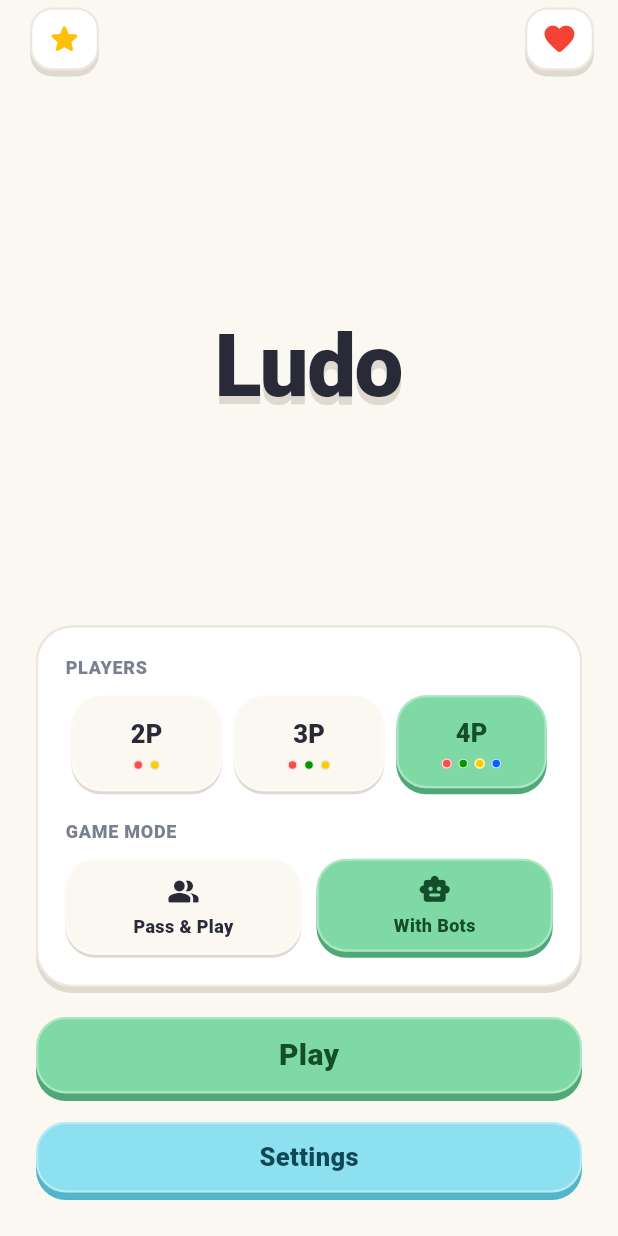
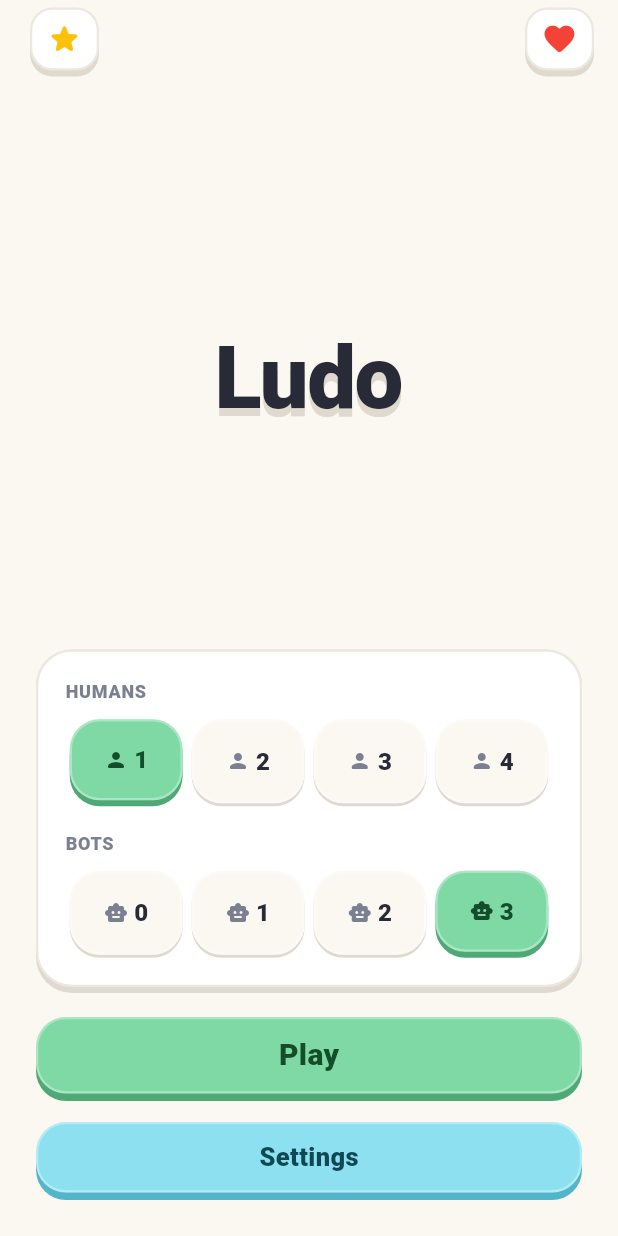
Before and after one commit to sidhant947/Ludo, a Flutter app: the screen it shows after launch, on a phone screen of 412 x 824 dp. Run offline on Flutter 3.47's test engine with Material 3 defaults, Android fonts, the phone set to English and light mode, and no system bars; our stand-ins replace shared_preferences.

Commit message:
Update V1.0.1 , Added #3

```diff
--- a/lib/logic/ludo_game_controller.dart
+++ b/lib/logic/ludo_game_controller.dart
@@ -6,12 +6,18 @@ import '../services/haptic_service.dart';
 
 class LudoGameController extends ChangeNotifier {
   LudoGameController({
-    required int playerCount,
-    required bool vsBot,
+    int? humanCount,
+    int? botCount,
+    int? playerCount,
+    bool? vsBot,
   }) {
-    _initGame(playerCount, vsBot);
+    final humans = humanCount ?? (vsBot == true ? 1 : (playerCount ?? 4));
+    final bots = botCount ?? (vsBot == true ? (playerCount ?? 4) - 1 : 0);
+    _initGame(humans, bots);
   }
 
+  late int humanCount;
+  late int botCount;
   final Random _random = Random();
   late List<LudoPlayer> activePlayers;
   late Map<LudoPlayer, LudoPlayerType> playerTypes;
@@ -42,7 +48,10 @@ class LudoGameController extends ChangeNotifier {
 
   int getDiceFor(LudoPlayer player) => playerDice[player] ?? 1;
 
-  void _initGame(int count, bool vsBot) {
+  void _initGame(int humans, int bots) {
+    humanCount = humans;
+    botCount = bots;
+    final count = (humans + bots).clamp(2, 4);
     if (count == 2) {
       activePlayers = [LudoPlayer.red, LudoPlayer.yellow];
     } else if (count == 3) {
@@ -54,11 +63,7 @@ class LudoGameController extends ChangeNotifier {
     playerTypes = {};
     for (int i = 0; i < activePlayers.length; i++) {
       final p = activePlayers[i];
-      if (vsBot) {
-        playerTypes[p] = i == 0 ? LudoPlayerType.human : LudoPlayerType.bot;
-      } else {
-        playerTypes[p] = LudoPlayerType.human;
-      }
+      playerTypes[p] = i < humans ? LudoPlayerType.human : LudoPlayerType.bot;
     }
 
     allTokens = [];
@@ -83,10 +88,10 @@ class LudoGameController extends ChangeNotifier {
     _checkBotTurn();
   }
 
-  void resetGame({int? playerCount, bool? vsBot}) {
-    final count = playerCount ?? activePlayers.length;
-    final bot = vsBot ?? (playerTypes[activePlayers[0]] == LudoPlayerType.human && playerTypes[activePlayers[1]] == LudoPlayerType.bot);
-    _initGame(count, bot);
+  void resetGame({int? humanCount, int? botCount, int? playerCount, bool? vsBot}) {
+    final humans = humanCount ?? (vsBot != null ? (vsBot ? 1 : (playerCount ?? this.humanCount)) : this.humanCount);
+    final bots = botCount ?? (vsBot != null ? (vsBot ? (playerCount ?? (this.humanCount + this.botCount)) - 1 : 0) : this.botCount);
+    _initGame(humans, bots);
     notifyListeners();
   }
 
--- a/lib/ui/features/home/views/home_view.dart
+++ b/lib/ui/features/home/views/home_view.dart
@@ -1,6 +1,6 @@
+import 'dart:math' as math;
 import 'package:flutter/material.dart';
 import 'package:url_launcher/url_launcher.dart';
-import '../../../../models/ludo_models.dart';
 import '../../../core/theme/app_theme.dart';
 import '../../../core/widgets/tangible_widgets.dart';
 import '../../game/ludo/ludo_game_screen.dart';
@@ -14,14 +14,22 @@ class HomeView extends StatefulWidget {
 }
 
 class _HomeViewState extends State<HomeView> {
-  int _selectedCount = 4;
-  bool _vsBot = true;
+  int _humanCount = 1;
+  int _botCount = 3;
 
-  static const _playerColorsByCount = <int, List<LudoPlayer>>{
-    2: [LudoPlayer.red, LudoPlayer.yellow],
-    3: [LudoPlayer.red, LudoPlayer.green, LudoPlayer.yellow],
-    4: [LudoPlayer.red, LudoPlayer.green, LudoPlayer.yellow, LudoPlayer.blue],
-  };
+  void _setHumanCount(int count) {
+    setState(() {
+      _humanCount = count;
+      _botCount = _botCount.clamp(math.max(0, 2 - count), 4 - count);
+    });
+  }
+
+  void _setBotCount(int count) {
+    setState(() {
+      _botCount = count;
+      _humanCount = _humanCount.clamp(math.max(1, 2 - count), 4 - count);
+    });
+  }
 
   Future<void> _openUrl(String urlString) async {
     final uri = Uri.parse(urlString);
@@ -37,8 +45,8 @@ class _HomeViewState extends State<HomeView> {
       context,
       MaterialPageRoute(
         builder: (context) => LudoGameScreen(
-          playerCount: _selectedCount,
-          vsBot: _vsBot,
+          humanCount: _humanCount,
+          botCount: _botCount,
         ),
       ),
     );
@@ -110,7 +118,7 @@ class _HomeViewState extends State<HomeView> {
                           crossAxisAlignment: CrossAxisAlignment.stretch,
                           children: [
                             Text(
-                              'PLAYERS',
+                              'HUMANS',
                               style: TextStyle(
                                 fontSize: 12,
                                 fontWeight: FontWeight.w800,
@@ -120,54 +128,35 @@ class _HomeViewState extends State<HomeView> {
                             ),
                             const SizedBox(height: 10),
                             Row(
-                              children: [2, 3, 4].map((count) {
-                                final isSelected = _selectedCount == count;
-                                final players = _playerColorsByCount[count]!;
+                              children: [1, 2, 3, 4].map((count) {
+                                final isSelected = _humanCount == count;
 
                                 return Expanded(
                                   child: Padding(
-                                    padding: const EdgeInsets.symmetric(horizontal: 4),
+                                    padding: const EdgeInsets.symmetric(horizontal: 3),
                                     child: TangibleButton(
-                                      height: 66,
-                                      padding: const EdgeInsets.symmetric(vertical: 4),
+                                      height: 58,
+                                      padding: EdgeInsets.zero,
                                       color: isSelected ? colors.mint : colors.canvas,
                                       bevelColor: isSelected ? colors.mintBevel : colors.bevel,
                                       elevation: isSelected ? 4 : 2,
-                                      onPressed: () {
-                                        setState(() {
-                                          _selectedCount = count;
-                                        });
-                                      },
-                                      child: Column(
+                                      onPressed: () => _setHumanCount(count),
+                                      child: Row(
                                         mainAxisAlignment: MainAxisAlignment.center,
                                         children: [
+                                          Icon(
+                                            Icons.person_rounded,
+                                            size: 16,
+                                            color: isSelected ? colors.mintText : colors.textMuted,
+                                          ),
+                                          const SizedBox(width: 4),
                                           Text(
-                                            '${count}P',
-                                            maxLines: 1,
+                                            '$count',
                                             style: TextStyle(
-                                              fontSize: 17,
+                                              fontSize: 16,
                                               fontWeight: FontWeight.w900,
                                               color: isSelected ? colors.mintText : colors.text,
                                             ),
-                                          ),
-                                          const SizedBox(height: 5),
-                                          Row(
-                                            mainAxisAlignment: MainAxisAlignment.center,
-                                            children: players.map((p) {
-                                              return Container(
-                                                margin: const EdgeInsets.symmetric(horizontal: 2),
-                                                width: 7,
-                                                height: 7,
-                                                decoration: BoxDecoration(
-                                                  color: p.color,
-                                                  shape: BoxShape.circle,
-                                                  border: Border.all(
-                                                    color: isSelected ? Colors.white.withValues(alpha: 0.8) : colors.border,
-                                                    width: 1,
-                                                  ),
-                                                ),
-                                              );
-                                            }).toList(),
                                           ),
                                         ],
                                       ),
@@ -178,7 +167,7 @@ class _HomeViewState extends State<HomeView> {
                             ),
                             const SizedBox(height: 16),
                             Text(
-                              'GAME MODE',
+                              'BOTS',
                               style: TextStyle(
                                 fontSize: 12,
                                 fontWeight: FontWeight.w800,
@@ -188,77 +177,42 @@ class _HomeViewState extends State<HomeView> {
                             ),
                             const SizedBox(height: 10),
                             Row(
-                              children: [
-                                Expanded(
+                              children: [0, 1, 2, 3].map((count) {
+                                final isSelected = _botCount == count;
+
+                                return Expanded(
+                                  child: Padding(
+                                    padding: const EdgeInsets.symmetric(horizontal: 3),
                                     child: TangibleButton(
-                                    height: 66,
-                                    padding: const EdgeInsets.symmetric(horizontal: 4, vertical: 4),
-                                    color: !_vsBot ? colors.mint : colors.canvas,
-                                    bevelColor: !_vsBot ? colors.mintBevel : colors.bevel,
-                                    elevation: !_vsBot ? 4 : 2,
-                                    onPressed: () {
-                                      setState(() {
-                                        _vsBot = false;
-                                      });
-                                    },
-                                    child: Column(
+                                      height: 58,
+                                      padding: EdgeInsets.zero,
+                                      color: isSelected ? colors.mint : colors.canvas,
+                                      bevelColor: isSelected ? colors.mintBevel : colors.bevel,
+                                      elevation: isSelected ? 4 : 2,
+                                      onPressed: () => _setBotCount(count),
+                                      child: Row(
                                         mainAxisAlignment: MainAxisAlignment.center,
                                         children: [
                                           Icon(
-                                          Icons.people_alt_rounded,
-                                          size: 22,
-                                          color: !_vsBot ? colors.mintText : colors.text,
+                                            Icons.smart_toy_rounded,
+                                            size: 16,
+                                            color: isSelected ? colors.mintText : colors.textMuted,
                                           ),
-                                        const SizedBox(height: 4),
+                                          const SizedBox(width: 4),
                                           Text(
-                                          'Pass & Play',
-                                          maxLines: 1,
+                                            '$count',
                                             style: TextStyle(
-                                            fontSize: 12,
-                                            fontWeight: FontWeight.w800,
-                                            color: !_vsBot ? colors.mintText : colors.text,
+                                              fontSize: 16,
+                                              fontWeight: FontWeight.w900,
+                                              color: isSelected ? colors.mintText : colors.text,
                                             ),
                                           ),
                                         ],
                                       ),
                                     ),
                                   ),
-                                const SizedBox(width: 10),
-                                Expanded(
-                                  child: TangibleButton(
-                                    height: 66,
-                                    padding: const EdgeInsets.symmetric(horizontal: 4, vertical: 4),
-                                    color: _vsBot ? colors.mint : colors.canvas,
-                                    bevelColor: _vsBot ? colors.mintBevel : colors.bevel,
-                                    elevation: _vsBot ? 4 : 2,
-                                    onPressed: () {
-                                      setState(() {
-                                        _vsBot = true;
-                                      });
-                                    },
-                                    child: Column(
-                                      mainAxisAlignment: MainAxisAlignment.center,
-                                      children: [
-                                        Icon(
-                                          Icons.smart_toy_rounded,
-                                          size: 22,
-                                          color: _vsBot ? colors.mintText : colors.text,
-                                        ),
-                                        const SizedBox(height: 4),
-                                        Text(
-                                          'With Bots',
-                                          maxLines: 1,
-                                          style: TextStyle(
-                                            fontSize: 12,
-                                            fontWeight: FontWeight.w800,
-                                            color: _vsBot ? colors.mintText : colors.text,
-                                          ),
-                                        ),
-                                      ],
-                                    ),
-                                  ),
-                                ),
-                              ],
+                                );
+                              }).toList(),
                             ),
                           ],
                         ),
--- a/pubspec.yaml
+++ b/pubspec.yaml
@@ -16,7 +16,7 @@ publish_to: 'none' # Remove this line if you wish to publish to pub.dev
 # https://developer.apple.com/library/archive/documentation/General/Reference/InfoPlistKeyReference/Articles/CoreFoundationKeys.html
 # In Windows, build-name is used as the major, minor, and patch parts
 # of the product and file versions while build-number is used as the build suffix.
-version: 1.0.0+1
+version: 1.0.1+2
 
 environment:
   sdk: ^3.13.3
```
Also changed, not shown: lib/ui/features/game/ludo/ludo_game_screen.dart (+46 -12 lines), pubspec.lock, 1 other file. Lines whose indentation alone changed are shown as unchanged.
